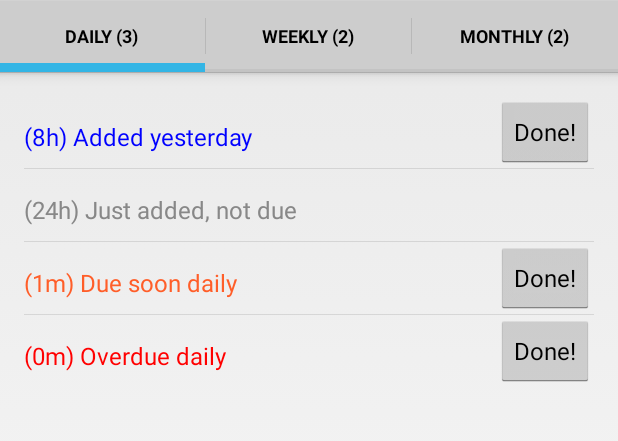
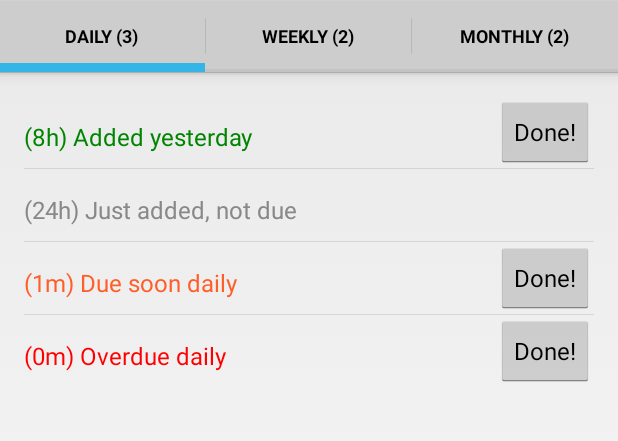
Before and after one commit to thomanil/HabitBoss, an Android app: the screen it shows after launch (MainActivity), on a phone screen of 412 x 824 dp, the part 72-513 px from its top. Run offline under Robolectric (Android 15) with nearby library versions, the phone set to English and light mode, and no system bars.

Commit message:
consistent color scheme until I do something different...

```diff
--- a/HabitBoss/src/main/java/com/tknilsson/habitboss/ui/HabitListAdapter.java
+++ b/HabitBoss/src/main/java/com/tknilsson/habitboss/ui/HabitListAdapter.java
@@ -77,7 +77,8 @@ public class HabitListAdapter extends ArrayAdapter<Habit> {
             doneBtn.setVisibility(View.INVISIBLE);
             textView.setTextColor(Color.GRAY);
         } else {
-            textView.setTextColor(Color.BLUE);
+            int GREEN = Color.parseColor("#008500");
+            textView.setTextColor(GREEN);
         }
 
         if(habit.isSoonDue()){
```
Also changed, not shown: 1 other file.
